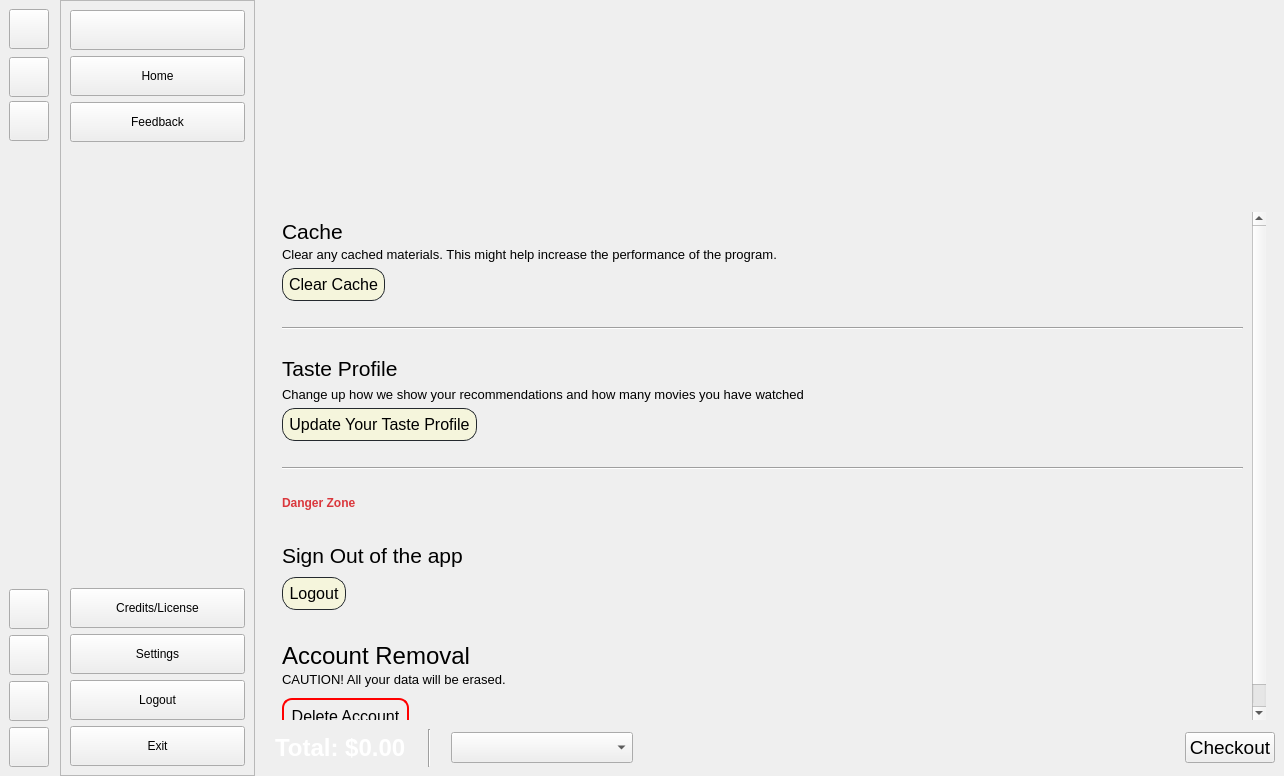
Above: userinterface.ui from lakshya076/CafeTest before the change. Below: the same form after it.
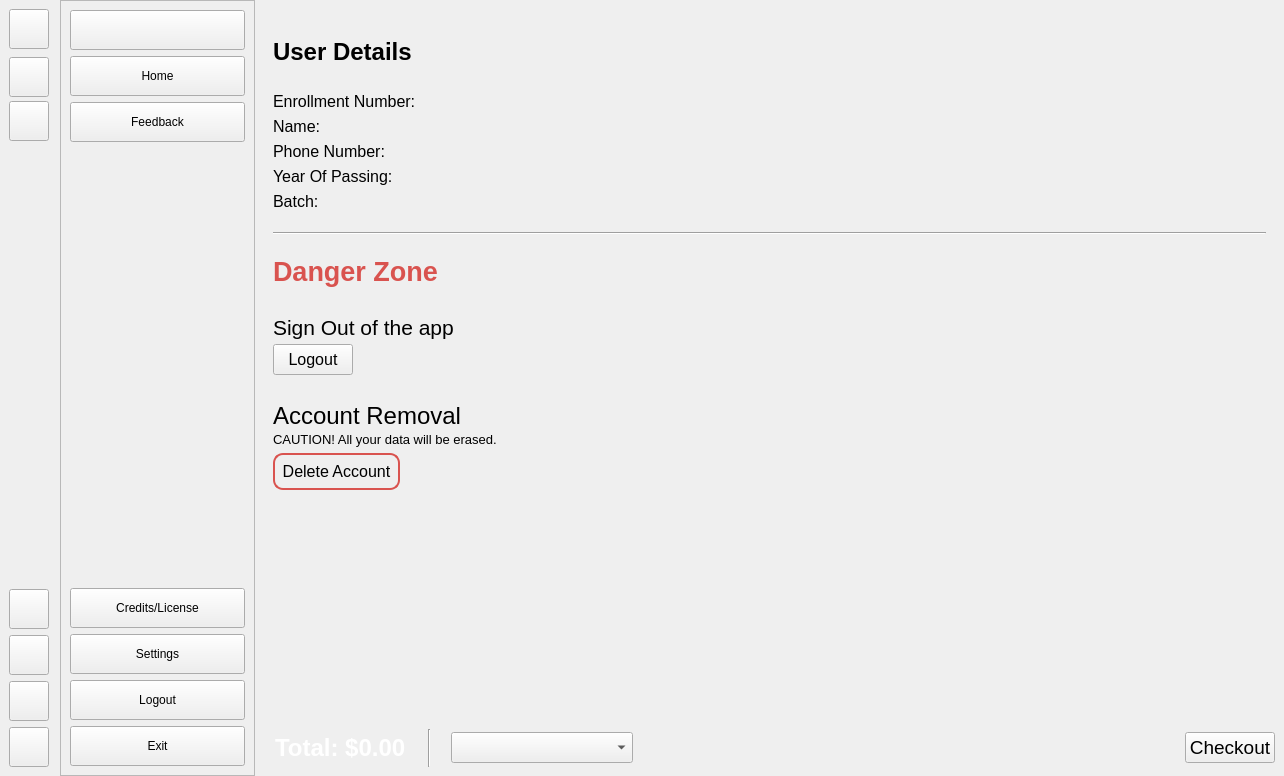
That is the form after the change. The open tabs and pages were chosen to show the change. Icons and pictures are not drawn. Custom widgets are drawn as their Qt base class.

Commit message: Modifying Settings Page

What changed in the file:
```diff
--- a/userinterface.ui
+++ b/userinterface.ui
@@ -1562,189 +1562,20 @@
          </layout>
         </widget>
         <widget class="QWidget" name="settings_page">
-         <layout class="QVBoxLayout" name="verticalLayout_10">
-          <item>
-           <layout class="QHBoxLayout" name="horizontalLayout_3">
-            <property name="spacing">
-             <number>15</number>
-            </property>
-            <item>
-             <widget class="QLabel" name="user_img">
-              <property name="minimumSize">
-               <size>
-                <width>151</width>
-                <height>128</height>
-               </size>
-              </property>
-              <property name="maximumSize">
-               <size>
-                <width>151</width>
-                <height>128</height>
-               </size>
-              </property>
-              <property name="text">
-               <string/>
-              </property>
-              <property name="scaledContents">
-               <bool>true</bool>
-              </property>
-             </widget>
-            </item>
-            <item>
-             <widget class="QLabel" name="user_settings">
-              <property name="minimumSize">
-               <size>
-                <width>320</width>
-                <height>0</height>
-               </size>
-              </property>
-              <property name="styleSheet">
-               <string notr="true"/>
-              </property>
-              <property name="text">
-               <string/>
-              </property>
-             </widget>
-            </item>
-            <item>
-             <spacer name="horizontalSpacer_4">
-              <property name="orientation">
-               <enum>Qt::Orientation::Horizontal</enum>
-              </property>
-              <property name="sizeType">
-               <enum>QSizePolicy::Policy::Expanding</enum>
-              </property>
-              <property name="sizeHint" stdset="0">
-               <size>
-                <width>40</width>
-                <height>20</height>
-               </size>
-              </property>
-             </spacer>
-            </item>
-           </layout>
-          </item>
-          <item>
-           <spacer name="verticalSpacer_5">
-            <property name="orientation">
-             <enum>Qt::Orientation::Vertical</enum>
-            </property>
-            <property name="sizeType">
-             <enum>QSizePolicy::Policy::Fixed</enum>
-            </property>
-            <property name="sizeHint" stdset="0">
-             <size>
-              <width>20</width>
-              <height>40</height>
-             </size>
-            </property>
-           </spacer>
-          </item>
-          <item>
-           <widget class="QScrollArea" name="settings_sa">
-            <property name="styleSheet">
-             <string notr="true"/>
-            </property>
-            <property name="frameShape">
-             <enum>QFrame::Shape::Panel</enum>
-            </property>
-            <property name="frameShadow">
-             <enum>QFrame::Shadow::Plain</enum>
-            </property>
-            <property name="lineWidth">
-             <number>0</number>
-            </property>
-            <property name="widgetResizable">
-             <bool>true</bool>
-            </property>
-            <widget class="QWidget" name="settings_sa_widgets">
-             <property name="geometry">
-              <rect>
-               <x>0</x>
-               <y>0</y>
-               <width>714</width>
-               <height>710</height>
-              </rect>
-             </property>
-             <property name="styleSheet">
-              <string notr="true"/>
-             </property>
-             <layout class="QVBoxLayout" name="verticalLayout_13">
+         <layout class="QVBoxLayout" name="verticalLayout_8">
               <item>
                <widget class="QLabel" name="label_12">
-                <property name="minimumSize">
-                 <size>
-                  <width>0</width>
-                  <height>0</height>
-                 </size>
-                </property>
-                <property name="maximumSize">
-                 <size>
-                  <width>16777215</width>
-                  <height>20</height>
-                 </size>
-                </property>
-                <property name="styleSheet">
-                 <string notr="true">font:16pt;
-</string>
-                </property>
+            <property name="font">
+             <font>
+              <pointsize>18</pointsize>
+              <bold>true</bold>
+             </font>
+            </property>
                 <property name="text">
-                 <string>Cache</string>
+             <string>User Details</string>
                 </property>
                </widget>
               </item>
-              <item>
-               <widget class="QLabel" name="label_13">
-                <property name="styleSheet">
-                 <string notr="true">font:10pt;</string>
-                </property>
-                <property name="text">
-                 <string>Clear any cached materials. This might help increase the performance of the program.</string>
-                </property>
-               </widget>
-              </item>
-              <item>
-               <layout class="QHBoxLayout" name="horizontalLayout_8">
-                <property name="spacing">
-                 <number>10</number>
-                </property>
-                <item>
-                 <widget class="QPushButton" name="clearcache_button">
-                  <property name="sizePolicy">
-                   <sizepolicy hsizetype="Fixed" vsizetype="Fixed">
-                    <horstretch>0</horstretch>
-                    <verstretch>0</verstretch>
-                   </sizepolicy>
-                  </property>
-                  <property name="cursor">
-                   <cursorShape>PointingHandCursor</cursorShape>
-                  </property>
-                  <property name="styleSheet">
-                   <string notr="true">background-color:#f5f5dc;
-                    border: 1px solid #24292E;
-color:#000;
-font: 12pt;
-                    border-radius:13px;
-                    padding:6px;
-                   </string>
-                  </property>
-                  <property name="text">
-                   <string>Clear Cache</string>
-                  </property>
-                 </widget>
-                </item>
-                <item>
-                 <widget class="QLabel" name="cacheclear_label">
-                  <property name="styleSheet">
-                   <string notr="true">text-align: left;</string>
-                  </property>
-                  <property name="text">
-                   <string/>
-                  </property>
-                 </widget>
-                </item>
-               </layout>
-              </item>
               <item>
                <spacer name="verticalSpacer_3">
                 <property name="orientation">
@@ -1762,74 +1593,137 @@
                </spacer>
               </item>
               <item>
-               <widget class="Line" name="line_3">
-                <property name="orientation">
-                 <enum>Qt::Orientation::Horizontal</enum>
+           <layout class="QHBoxLayout" name="horizontalLayout_3">
+            <item>
+             <layout class="QVBoxLayout" name="verticalLayout_6">
+              <item>
+               <widget class="QLabel" name="label_13">
+                <property name="font">
+                 <font>
+                  <pointsize>12</pointsize>
+                 </font>
+                </property>
+                <property name="text">
+                 <string>Enrollment Number:</string>
                 </property>
                </widget>
               </item>
               <item>
-               <spacer name="verticalSpacer_26">
-                <property name="orientation">
-                 <enum>Qt::Orientation::Vertical</enum>
-                </property>
-                <property name="sizeType">
-                 <enum>QSizePolicy::Policy::Fixed</enum>
-                </property>
-                <property name="sizeHint" stdset="0">
-                 <size>
-                  <width>20</width>
-                  <height>20</height>
-                 </size>
-                </property>
-               </spacer>
-              </item>
-              <item>
-               <widget class="QLabel" name="label_24">
-                <property name="styleSheet">
-                 <string notr="true">font:16pt;</string>
+               <widget class="QLabel" name="label_26">
+                <property name="font">
+                 <font>
+                  <pointsize>12</pointsize>
+                 </font>
                 </property>
                 <property name="text">
-                 <string>Taste Profile</string>
+                 <string>Name:</string>
                 </property>
                </widget>
               </item>
               <item>
                <widget class="QLabel" name="label_25">
-                <property name="styleSheet">
-                 <string notr="true">font:10pt;</string>
+                <property name="font">
+                 <font>
+                  <pointsize>12</pointsize>
+                 </font>
                 </property>
                 <property name="text">
-                 <string>Change up how we show your recommendations and how many movies you have watched</string>
+                 <string>Phone Number:</string>
                 </property>
                </widget>
               </item>
               <item>
-               <layout class="QHBoxLayout" name="horizontalLayout_17">
-                <property name="spacing">
-                 <number>10</number>
+               <widget class="QLabel" name="label_24">
+                <property name="font">
+                 <font>
+                  <pointsize>12</pointsize>
+                 </font>
                 </property>
+                <property name="text">
+                 <string>Year Of Passing:</string>
+                </property>
+               </widget>
+              </item>
                 <item>
-                 <widget class="QPushButton" name="taste_profile">
-                  <property name="cursor">
-                   <cursorShape>PointingHandCursor</cursorShape>
-                  </property>
-                  <property name="styleSheet">
-                   <string notr="true">background-color:#f5f5dc;
-                    border: 1px solid #24292E;
-                    color:#000;
-                    font: 12pt;
-                    border-radius:13px;
-                    padding:6px;
-                   </string>
-                  </property>
+               <widget class="QLabel" name="label_23">
+                <property name="font">
+                 <font>
+                  <pointsize>12</pointsize>
+                 </font>
+                </property>
+                <property name="text">
+                 <string>Batch:</string>
+                </property>
+               </widget>
+              </item>
+             </layout>
+            </item>
+            <item>
+             <layout class="QVBoxLayout" name="verticalLayout_7">
+              <item>
+               <widget class="QLabel" name="uidSettings">
+                <property name="font">
+                 <font>
+                  <pointsize>12</pointsize>
+                 </font>
+                </property>
                   <property name="text">
-                   <string>Update Your Taste Profile</string>
+                 <string/>
                   </property>
                  </widget>
                 </item>
                 <item>
-                 <spacer name="horizontalSpacer_21">
+               <widget class="QLabel" name="nameSettings">
+                <property name="font">
+                 <font>
+                  <pointsize>12</pointsize>
+                 </font>
+                </property>
+                <property name="text">
+                 <string/>
+                </property>
+               </widget>
+              </item>
+              <item>
+               <widget class="QLabel" name="pnSettings">
+                <property name="font">
+                 <font>
+                  <pointsize>12</pointsize>
+                 </font>
+                </property>
+                <property name="text">
+                 <string/>
+                </property>
+               </widget>
+              </item>
+              <item>
+               <widget class="QLabel" name="yearSettings">
+                <property name="font">
+                 <font>
+                  <pointsize>12</pointsize>
+                 </font>
+                </property>
+                <property name="text">
+                 <string/>
+                </property>
+               </widget>
+              </item>
+              <item>
+               <widget class="QLabel" name="batchSettings">
+                <property name="font">
+                 <font>
+                  <pointsize>12</pointsize>
+                 </font>
+                </property>
+                <property name="text">
+                 <string/>
+                </property>
+               </widget>
+              </item>
+             </layout>
+            </item>
+            <item>
+             <spacer name="horizontalSpacer_4">
                   <property name="orientation">
                    <enum>Qt::Orientation::Horizontal</enum>
                   </property>
@@ -1844,7 +1738,7 @@
                </layout>
               </item>
               <item>
-               <spacer name="verticalSpacer_27">
+           <spacer name="verticalSpacer_5">
                 <property name="orientation">
                  <enum>Qt::Orientation::Vertical</enum>
                 </property>
@@ -1854,13 +1748,13 @@
                 <property name="sizeHint" stdset="0">
                  <size>
                   <width>20</width>
-                  <height>20</height>
+              <height>15</height>
                  </size>
                 </property>
                </spacer>
               </item>
               <item>
-               <widget class="Line" name="line_7">
+           <widget class="Line" name="line_2">
                 <property name="orientation">
                  <enum>Qt::Orientation::Horizontal</enum>
                 </property>
@@ -1877,17 +1771,23 @@
                 <property name="sizeHint" stdset="0">
                  <size>
                   <width>20</width>
-                  <height>20</height>
+              <height>15</height>
                  </size>
                 </property>
                </spacer>
               </item>
               <item>
                <widget class="QLabel" name="label_18">
+            <property name="font">
+             <font>
+              <family>Segoe UI</family>
+              <pointsize>20</pointsize>
+              <italic>false</italic>
+              <bold>true</bold>
+             </font>
+            </property>
                 <property name="styleSheet">
-                 <string notr="true">color:#DA373C;
-font:20pt &quot;Roboto&quot;;
-font-weight: bold;</string>
+             <string notr="true">color:#D9534F;</string>
                 </property>
                 <property name="text">
                  <string>Danger Zone</string>
@@ -1911,7 +1811,7 @@
                 <property name="sizeHint" stdset="0">
                  <size>
                   <width>20</width>
-                  <height>20</height>
+              <height>15</height>
                  </size>
                 </property>
                </spacer>
@@ -1939,37 +1839,26 @@
                 </property>
                </widget>
               </item>
-              <item>
-               <spacer name="verticalSpacer_10">
-                <property name="orientation">
-                 <enum>Qt::Orientation::Vertical</enum>
-                </property>
-                <property name="sizeType">
-                 <enum>QSizePolicy::Policy::Fixed</enum>
-                </property>
-                <property name="sizeHint" stdset="0">
-                 <size>
-                  <width>20</width>
-                  <height>5</height>
-                 </size>
-                </property>
-               </spacer>
-              </item>
               <item>
                <layout class="QHBoxLayout" name="horizontalLayout_10">
                 <item>
                  <widget class="QPushButton" name="logout_settings">
+              <property name="minimumSize">
+               <size>
+                <width>0</width>
+                <height>31</height>
+               </size>
+              </property>
+              <property name="font">
+               <font>
+                <pointsize>12</pointsize>
+               </font>
+              </property>
                   <property name="cursor">
                    <cursorShape>PointingHandCursor</cursorShape>
                   </property>
                   <property name="styleSheet">
-                   <string notr="true">background-color:#f5f5dc;
-                    border: 1px solid #24292E;
-                    padding: 6px;
-color:#000;
-font: 12pt;
-                    border-radius:14px;
-                   </string>
+               <string notr="true"/>
                   </property>
                   <property name="text">
                    <string>Logout</string>
@@ -2002,7 +1891,7 @@
                 <property name="sizeHint" stdset="0">
                  <size>
                   <width>20</width>
-                  <height>20</height>
+              <height>15</height>
                  </size>
                 </property>
                </spacer>
@@ -2040,22 +1929,6 @@
                 </property>
                </widget>
               </item>
-              <item>
-               <spacer name="verticalSpacer_9">
-                <property name="orientation">
-                 <enum>Qt::Orientation::Vertical</enum>
-                </property>
-                <property name="sizeType">
-                 <enum>QSizePolicy::Policy::Fixed</enum>
-                </property>
-                <property name="sizeHint" stdset="0">
-                 <size>
-                  <width>20</width>
-                  <height>5</height>
-                 </size>
-                </property>
-               </spacer>
-              </item>
               <item>
                <layout class="QHBoxLayout" name="horizontalLayout_9">
                 <item>
@@ -2065,7 +1938,7 @@
                   </property>
                   <property name="styleSheet">
                    <string notr="true">background-color:rgba(0,0,0,0);
-border: 2px solid red;
+border: 2px solid #D9534F;
 padding: 7px;
 font: 12pt;
 border-radius:10px;</string>
@@ -2098,14 +1971,10 @@
                 <property name="sizeHint" stdset="0">
                  <size>
                   <width>20</width>
-                  <height>40</height>
+              <height>88</height>
                  </size>
                 </property>
                </spacer>
-              </item>
-             </layout>
-            </widget>
-           </widget>
           </item>
          </layout>
         </widget>
```
Left out of the diff: 30 changed lines with no effect on the pictures. Lines whose indentation alone changed are shown as unchanged. The commit also changes 1 other file.
